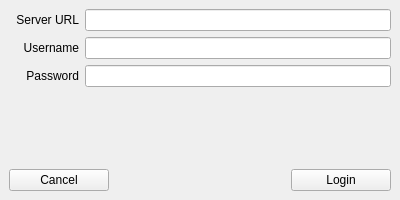
This is fittrackee-uploader/ui/login.ui in ebrithiljonas/fittrackee-uploader as Qt 5 draws it before an edit. The edited form follows.
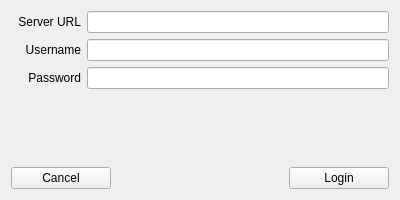
This is the edited form.

Commit message: Login and Upload UI initalizing

Diff of the .ui file:
```diff
--- a/fittrackee-uploader/ui/login.ui
+++ b/fittrackee-uploader/ui/login.ui
@@ -1,7 +1,7 @@
 <?xml version="1.0" encoding="UTF-8"?>
 <ui version="4.0">
  <class>LoginWindow</class>
- <widget class="QMainWindow" name="LoginWindow">
+ <widget class="QWidget" name="LoginWindow">
   <property name="geometry">
    <rect>
     <x>0</x>
@@ -10,16 +10,15 @@
     <height>200</height>
    </rect>
   </property>
+  <property name="minimumSize">
+   <size>
+    <width>400</width>
+    <height>200</height>
+   </size>
+  </property>
   <property name="windowTitle">
    <string>Login</string>
   </property>
-  <widget class="QWidget" name="centralwidget">
-   <property name="minimumSize">
-    <size>
-     <width>400</width>
-     <height>200</height>
-    </size>
-   </property>
    <layout class="QVBoxLayout" name="verticalLayout" stretch="0,0,0,1,0">
     <item>
      <layout class="QHBoxLayout" name="horizontalLayout_6" stretch="0,1">
@@ -145,7 +144,6 @@
      </layout>
     </item>
    </layout>
-  </widget>
  </widget>
  <resources/>
  <connections/>
```
Lines whose indentation alone changed are shown as unchanged. The commit also changes 8 other files.
